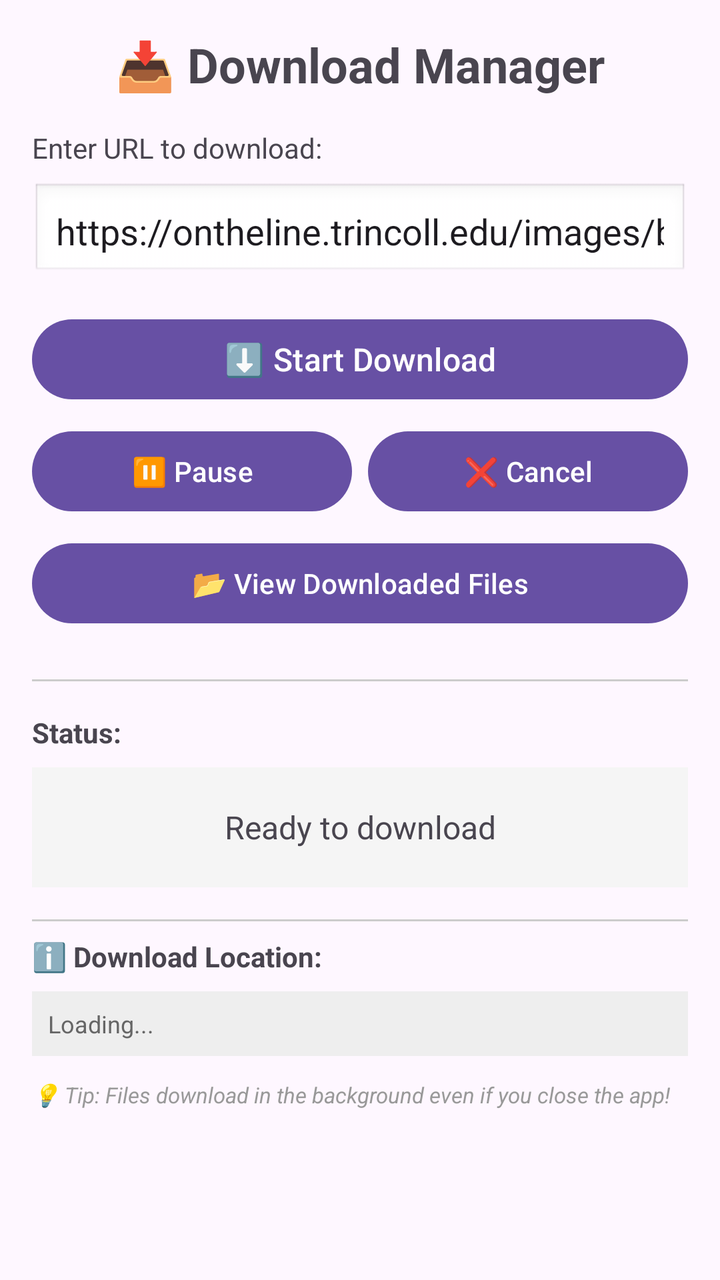
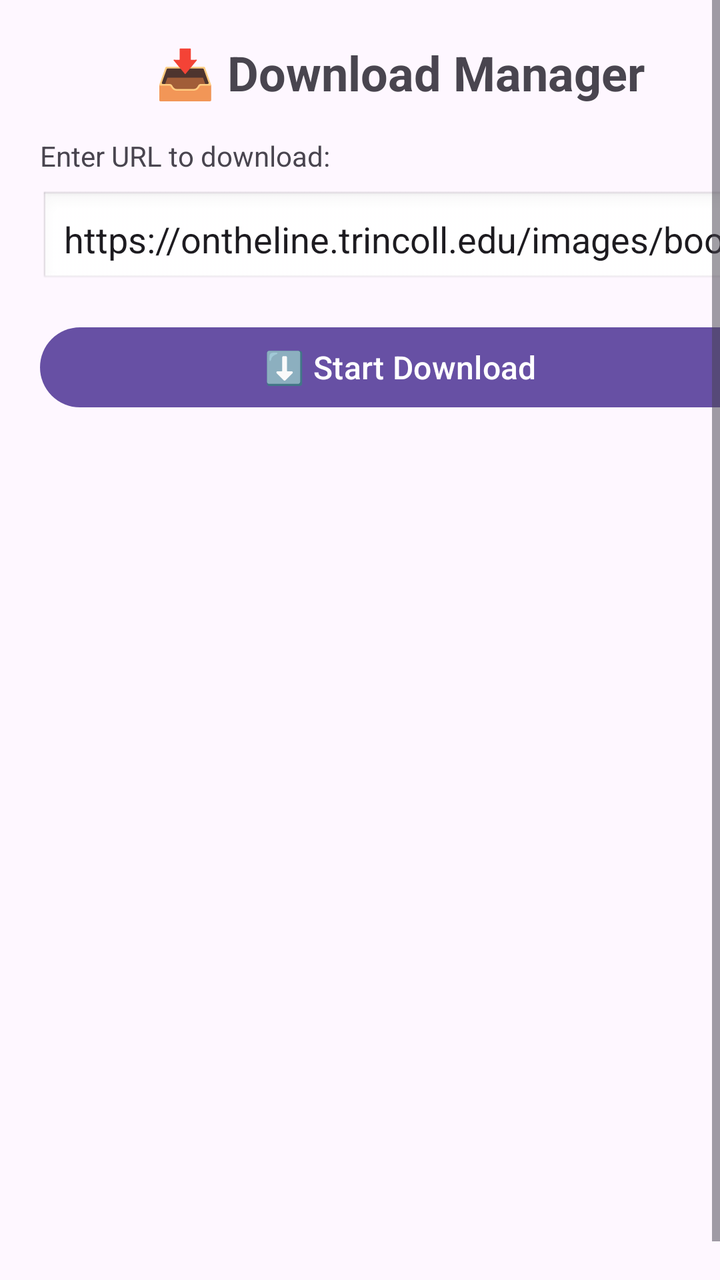

Before-and-after screenshots of an Android layout around one commit, followed by the original layout XML and the change that was made.
<!-- AndroidManifest.xml: application theme Theme.DownloadManager -->
<!-- res/layout/activity_main.xml -->
<?xml version="1.0" encoding="utf-8"?>
<ScrollView xmlns:android="http://schemas.android.com/apk/res/android"
    android:layout_width="match_parent"
    android:layout_height="match_parent"
    android:fillViewport="true">

    <LinearLayout
        android:id="@+id/main"
        android:layout_width="match_parent"
        android:layout_height="wrap_content"
        android:orientation="vertical"
        android:padding="16dp">

        <TextView
            android:layout_width="match_parent"
            android:layout_height="wrap_content"
            android:text="📥 Download Manager"
            android:textSize="24sp"
            android:textStyle="bold"
            android:gravity="center"
            android:paddingBottom="16dp" />

        <TextView
            android:layout_width="match_parent"
            android:layout_height="wrap_content"
            android:text="Enter URL to download:"
            android:textSize="14sp"
            android:paddingBottom="8dp" />

        <EditText
            android:id="@+id/etUrl"
            android:layout_width="match_parent"
            android:layout_height="wrap_content"
            android:hint="Enter download URL"
            android:inputType="textUri"
            android:text="https://ontheline.trincoll.edu/images/bookdown/sample-local-pdf.pdf"
            android:padding="12dp"
            android:background="@android:drawable/edit_text"
            android:minHeight="48dp" />

        <Button
            android:id="@+id/btnStart"
            android:layout_width="match_parent"
            android:layout_height="wrap_content"
            android:layout_marginTop="16dp"
            android:text="⬇️ Start Download"
            android:textSize="16sp"
            android:textAllCaps="false" />

        <LinearLayout
            android:layout_width="match_parent"
            android:layout_height="wrap_content"
            android:orientation="horizontal"
            android:layout_marginTop="8dp">

            <Button
                android:id="@+id/btnPause"
                android:layout_width="0dp"
                android:layout_height="wrap_content"
                android:layout_weight="1"
                android:layout_marginEnd="4dp"
                android:text="⏸️ Pause"
                android:textAllCaps="false" />

            <Button
                android:id="@+id/btnCancel"
                android:layout_width="0dp"
                android:layout_height="wrap_content"
                android:layout_weight="1"
                android:layout_marginStart="4dp"
                android:text="❌ Cancel"
                android:textAllCaps="false" />

        </LinearLayout>

        <Button
            android:id="@+id/btnViewFiles"
            android:layout_width="match_parent"
            android:layout_height="wrap_content"
            android:layout_marginTop="8dp"
            android:text="📂 View Downloaded Files"
            android:textAllCaps="false" />

        <View
            android:layout_width="match_parent"
            android:layout_height="1dp"
            android:layout_marginTop="24dp"
            android:layout_marginBottom="16dp"
            android:background="#CCCCCC" />

        <TextView
            android:layout_width="match_parent"
            android:layout_height="wrap_content"
            android:text="Status:"
            android:textSize="14sp"
            android:textStyle="bold"
            android:paddingBottom="8dp" />

        <TextView
            android:id="@+id/tvStatus"
            android:layout_width="match_parent"
            android:layout_height="wrap_content"
            android:text="Ready to download"
            android:textSize="16sp"
            android:padding="12dp"
            android:background="#F5F5F5"
            android:minHeight="60dp"
            android:gravity="center" />

        <View
            android:layout_width="match_parent"
            android:layout_height="1dp"
            android:layout_marginTop="16dp"
            android:layout_marginBottom="8dp"
            android:background="#CCCCCC" />

        <TextView
            android:layout_width="match_parent"
            android:layout_height="wrap_content"
            android:text="ℹ️ Download Location:"
            android:textSize="14sp"
            android:textStyle="bold"
            android:paddingBottom="8dp" />

        <TextView
            android:id="@+id/tvDownloadPath"
            android:layout_width="match_parent"
            android:layout_height="wrap_content"
            android:text="Loading..."
            android:textSize="12sp"
            android:textColor="#666666"
            android:background="#EEEEEE"
            android:padding="8dp" />

        <TextView
            android:layout_width="match_parent"
            android:layout_height="wrap_content"
            android:text="💡 Tip: Files download in the background even if you close the app!"
            android:textSize="11sp"
            android:textColor="#999999"
            android:paddingTop="12dp"
            android:textStyle="italic" />

    </LinearLayout>

</ScrollView>
<!-- resources referenced by this layout -->
<resources>
  <style name="Theme.DownloadManager" parent="Base.Theme.DownloadManager" />
  <style name="Base.Theme.DownloadManager" parent="Theme.Material3.DayNight.NoActionBar">
          
          
      </style>
</resources>

<!-- the commit's change to res/layout/activity_main.xml (unified diff, before → after) -->
@@ -8,35 +8,35 @@
         android:id="@+id/main"
         android:layout_width="match_parent"
         android:layout_height="wrap_content"
-        android:orientation="vertical"
-        android:padding="16dp">
+        android:layout_margin="20dp"
+        android:orientation="vertical">
 
         <TextView
             android:layout_width="match_parent"
             android:layout_height="wrap_content"
+            android:gravity="center"
+            android:paddingBottom="16dp"
             android:text="📥 Download Manager"
             android:textSize="24sp"
-            android:textStyle="bold"
-            android:gravity="center"
-            android:paddingBottom="16dp" />
+            android:textStyle="bold" />
 
         <TextView
             android:layout_width="match_parent"
             android:layout_height="wrap_content"
+            android:paddingBottom="8dp"
             android:text="Enter URL to download:"
-            android:textSize="14sp"
-            android:paddingBottom="8dp" />
+            android:textSize="14sp" />
 
         <EditText
             android:id="@+id/etUrl"
             android:layout_width="match_parent"
             android:layout_height="wrap_content"
+            android:background="@android:drawable/edit_text"
             android:hint="Enter download URL"
             android:inputType="textUri"
-            android:text="https://ontheline.trincoll.edu/images/bookdown/sample-local-pdf.pdf"
+            android:minHeight="48dp"
             android:padding="12dp"
-            android:background="@android:drawable/edit_text"
-            android:minHeight="48dp" />
+            android:text="https://ontheline.trincoll.edu/images/bookdown/sample-local-pdf.pdf" />
 
         <Button
             android:id="@+id/btnStart"
@@ -44,21 +44,22 @@
             android:layout_height="wrap_content"
             android:layout_marginTop="16dp"
             android:text="⬇️ Start Download"
-            android:textSize="16sp"
-            android:textAllCaps="false" />
+            android:textAllCaps="false"
+            android:textSize="16sp" />
 
         <LinearLayout
             android:layout_width="match_parent"
             android:layout_height="wrap_content"
+            android:layout_marginTop="8dp"
             android:orientation="horizontal"
-            android:layout_marginTop="8dp">
+            android:visibility="gone">
 
             <Button
                 android:id="@+id/btnPause"
                 android:layout_width="0dp"
                 android:layout_height="wrap_content"
+                android:layout_marginEnd="4dp"
                 android:layout_weight="1"
-                android:layout_marginEnd="4dp"
                 android:text="⏸️ Pause"
                 android:textAllCaps="false" />
 
@@ -66,8 +67,8 @@
                 android:id="@+id/btnCancel"
                 android:layout_width="0dp"
                 android:layout_height="wrap_content"
+                android:layout_marginStart="4dp"
                 android:layout_weight="1"
-                android:layout_marginStart="4dp"
                 android:text="❌ Cancel"
                 android:textAllCaps="false" />
 
@@ -79,67 +80,75 @@
             android:layout_height="wrap_content"
             android:layout_marginTop="8dp"
             android:text="📂 View Downloaded Files"
-            android:textAllCaps="false" />
+            android:textAllCaps="false"
+            android:visibility="gone" />
 
         <View
             android:layout_width="match_parent"
             android:layout_height="1dp"
             android:layout_marginTop="24dp"
             android:layout_marginBottom="16dp"
-            android:background="#CCCCCC" />
+            android:background="#CCCCCC"
+            android:visibility="gone" />
 
         <TextView
             android:layout_width="match_parent"
             android:layout_height="wrap_content"
+            android:paddingBottom="8dp"
             android:text="Status:"
             android:textSize="14sp"
             android:textStyle="bold"
-            android:paddingBottom="8dp" />
+            android:visibility="gone" />
 
         <TextView
             android:id="@+id/tvStatus"
             android:layout_width="match_parent"
             android:layout_height="wrap_content"
+            android:background="#F5F5F5"
+            android:gravity="center"
+            android:minHeight="60dp"
+            android:padding="12dp"
             android:text="Ready to download"
             android:textSize="16sp"
-            android:padding="12dp"
-            android:background="#F5F5F5"
-            android:minHeight="60dp"
-            android:gravity="center" />
+            android:visibility="gone" />
 
         <View
             android:layout_width="match_parent"
             android:layout_height="1dp"
             android:layout_marginTop="16dp"
             android:layout_marginBottom="8dp"
-            android:background="#CCCCCC" />
+            android:background="#CCCCCC"
+            android:visibility="gone" />
 
         <TextView
             android:layout_width="match_parent"
             android:layout_height="wrap_content"
+            android:paddingBottom="8dp"
             android:text="ℹ️ Download Location:"
             android:textSize="14sp"
             android:textStyle="bold"
-            android:paddingBottom="8dp" />
+            android:visibility="gone" />
 
         <TextView
             android:id="@+id/tvDownloadPath"
             android:layout_width="match_parent"
             android:layout_height="wrap_content"
+            android:background="#EEEEEE"
+            android:padding="8dp"
             android:text="Loading..."
+            android:textColor="#666666"
             android:textSize="12sp"
-            android:textColor="#666666"
-            android:background="#EEEEEE"
-            android:padding="8dp" />
+            android:visibility="gone" />
 
         <TextView
             android:layout_width="match_parent"
             android:layout_height="wrap_content"
+            android:paddingTop="12dp"
             android:text="💡 Tip: Files download in the background even if you close the app!"
+            android:textColor="#999999"
             android:textSize="11sp"
-            android:textColor="#999999"
-            android:paddingTop="12dp"
-            android:textStyle="italic" />
+            android:textStyle="italic"
+            android:visibility="gone" />
 
     </LinearLayout>
 
